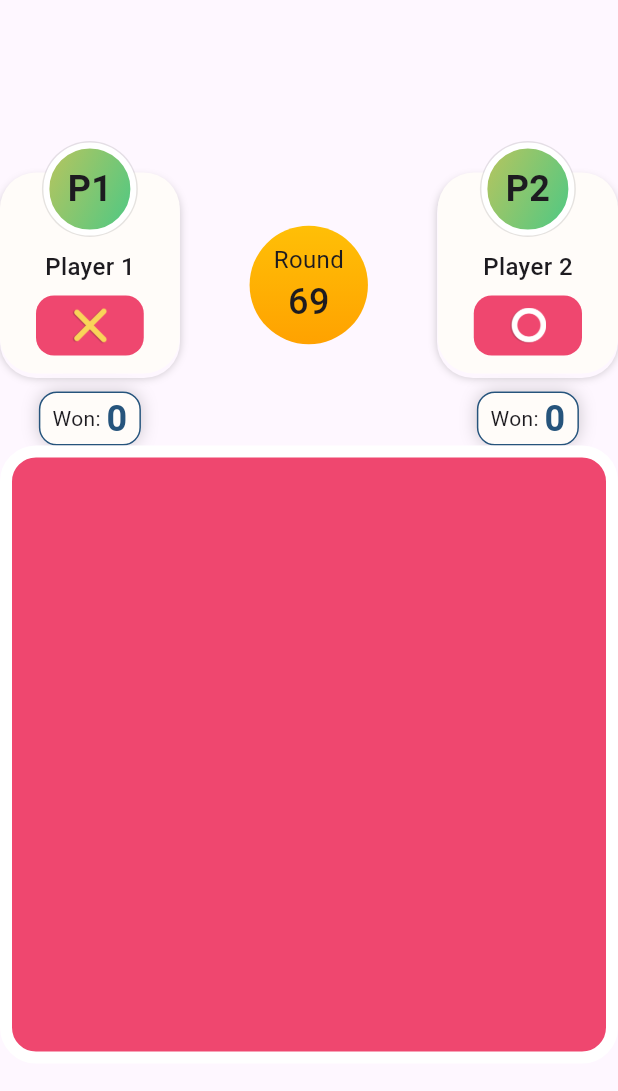
After one commit to SulabhShrestha/tic-tac-toe, a Flutter app: the HomePage screen opened by its route, after a tap on "Play with Bot", on a phone screen of 412 x 824 dp. The commit adds this screen. Shown: the top 1091 px of the screen. Run offline on Flutter 3.47's test engine with Material 3 defaults, Android fonts, the phone set to English and light mode, and no system bars; our stand-ins replace flutter_dotenv, flutter_riverpod, flutter_svg, qr_flutter, riverpod, socket_io_client; missing offline and left inert: mobile_scanner, r_dotted_line_border; network calls fail.

Commit message:
Bot game page ui added

```diff
--- a/mobile/lib/main.dart
+++ b/mobile/lib/main.dart
@@ -2,6 +2,7 @@ import 'package:flutter/material.dart';
 import 'package:flutter_riverpod/flutter_riverpod.dart';
 import 'package:mobile/providers/user_id_provider.dart';
 import 'package:mobile/services/socket_web_services.dart';
+import 'package:mobile/views/bot_game_page/bot_game_page.dart';
 import 'package:mobile/views/game_page/game_page.dart';
 
 import 'views/homepage/home_page.dart';
@@ -39,16 +40,20 @@ class MyApp extends ConsumerWidget {
 
   Route<dynamic>? generateRoute(RouteSettings settings) {
     switch (settings.name) {
+      case '/':
+        return MaterialPageRoute(
+          builder: (_) => const HomePage(),
+        );
+
       case '/game':
         return MaterialPageRoute(
           builder: (_) => GamePage(
               players: (settings.arguments as Map<String, dynamic>)["players"]
                   as Map<String, dynamic>),
         );
-      case '/':
-        return MaterialPageRoute(
-          builder: (_) => const HomePage(),
-        );
+
+      case "/bot-game":
+        return MaterialPageRoute(builder: (_) => const BotGamePage());
       default:
         // Handle unknown routes
         return null;
--- /dev/null
+++ b/mobile/lib/views/bot_game_page/bot_game_page.dart
@@ -0,0 +1,35 @@
+import 'package:flutter/material.dart';
+import 'package:mobile/views/bot_game_page/widget/round_indicator.dart';
+import 'package:mobile/views/bot_game_page/widget/tic_tac_board.dart';
+import 'package:mobile/views/game_page/widgets/player_profile_card.dart';
+
+class BotGamePage extends StatelessWidget {
+  const BotGamePage({super.key});
+
+  @override
+  Widget build(BuildContext context) {
+    final playerInfo = {"Player 1": "uid1", "Player 2": "uid2"}.entries;
+    return Scaffold(
+      body: Column(
+        mainAxisAlignment: MainAxisAlignment.center,
+        children: [
+          // Game information, player and bot
+          Row(
+            mainAxisAlignment: MainAxisAlignment.spaceBetween,
+            crossAxisAlignment: CrossAxisAlignment.center,
+            children: [
+              PlayerProfileCard(playerInfo: playerInfo.first),
+
+              // Round indicator
+              const RoundIndicator(),
+
+              PlayerProfileCard(playerInfo: playerInfo.last),
+            ],
+          ),
+
+          TicTacBoard(),
+        ],
+      ),
+    );
+  }
+}
--- /dev/null
+++ b/mobile/lib/views/bot_game_page/widget/round_indicator.dart
@@ -0,0 +1,30 @@
+import 'package:flutter/material.dart';
+
+class RoundIndicator extends StatelessWidget {
+  const RoundIndicator({super.key});
+
+  @override
+  Widget build(BuildContext context) {
+    return Container(
+      decoration: BoxDecoration(
+        shape: BoxShape.circle,
+        gradient: LinearGradient(
+          begin: Alignment.topCenter,
+          end: Alignment.bottomCenter,
+          colors: [Colors.amber, Colors.amber.shade700],
+        ),
+      ),
+      margin: const EdgeInsets.only(bottom: 32),
+      padding: const EdgeInsets.all(16),
+      child: Column(
+        children: [
+          const Text("Round", style: TextStyle(fontSize: 16)),
+          Text(
+            "69",
+            style: const TextStyle(fontSize: 24, fontWeight: FontWeight.w500),
+          ),
+        ],
+      ),
+    );
+  }
+}
--- /dev/null
+++ b/mobile/lib/views/bot_game_page/widget/tic_tac_board.dart
@@ -0,0 +1,83 @@
+import 'package:flutter/material.dart';
+import 'package:mobile/utils/colors.dart';
+import 'package:r_dotted_line_border/r_dotted_line_border.dart';
+
+class TicTacBoard extends StatefulWidget {
+  const TicTacBoard({super.key});
+
+  @override
+  State<TicTacBoard> createState() => _TicTacBoardState();
+}
+
+class _TicTacBoardState extends State<TicTacBoard> {
+  // for preventing multiple cells to be triggered at once when clicking multiple
+  bool isCellSelected = false;
+
+  @override
+  Widget build(BuildContext context) {
+    return Container(
+      decoration: BoxDecoration(
+        border: RDottedLineBorder.all(
+          color: ConstantColors.red,
+        ),
+        borderRadius: const BorderRadius.all(Radius.circular(24)),
+      ),
+      child: Container(
+        padding: const EdgeInsets.all(12),
+        decoration: BoxDecoration(
+          color: ConstantColors.red,
+          borderRadius: const BorderRadius.all(Radius.circular(24)),
+          border: Border.all(
+            color: Colors.white,
+            width: 8,
+          ),
+        ),
+        child: GridView(
+          physics: const NeverScrollableScrollPhysics(),
+          shrinkWrap: true,
+          gridDelegate: const SliverGridDelegateWithFixedCrossAxisCount(
+            crossAxisCount: 3,
+          ),
+          children: [
+            for (int a = 0; a < 9; a++) _buildGridCell(a),
+          ],
+        ),
+      ),
+    );
+  }
+
+  Widget _buildGridCell(int index) {
+    // list of indexes for border
+    List<int> borderBottomIndexes = [0, 1, 2, 3, 4, 5];
+    List<int> borderRightIndexes = [0, 1, 3, 4, 6, 7];
+
+    return GestureDetector(
+      // it should be both player turn and cell should be empty
+      onTap: () {},
+
+      child: Container(
+        decoration: BoxDecoration(
+          border: RDottedLineBorder(
+            dottedLength: 6,
+            dottedSpace: 4,
+            right: borderRightIndexes.contains(index)
+                ? const BorderSide(
+                    color: ConstantColors.white,
+                    width: 1,
+                  )
+                : BorderSide.none,
+            bottom: borderBottomIndexes.contains(index)
+                ? const BorderSide(
+                    color: ConstantColors.white,
+                    width: 1,
+                  )
+                : BorderSide.none,
+          ),
+        ),
+        child: Center(
+          child: const Text(" "),
+        ),
+      ),
+    );
+  }
+}
--- a/mobile/lib/views/game_page/game_page.dart
+++ b/mobile/lib/views/game_page/game_page.dart
@@ -269,7 +269,6 @@ class _HomePageState extends ConsumerState<GamePage> {
                     mainAxisSize: MainAxisSize.max,
                     mainAxisAlignment: MainAxisAlignment.center,
                     children: [
-                      Text(ref.watch(userIdProvider).toString()),
                       if (allPlayersEntries.isNotEmpty)
                         Row(
                           mainAxisAlignment: MainAxisAlignment.spaceBetween,
--- a/mobile/lib/views/game_page/widgets/emoji_panel.dart
+++ b/mobile/lib/views/game_page/widgets/emoji_panel.dart
@@ -7,14 +7,20 @@ import 'package:mobile/providers/socket_web_service_provider.dart';
 import 'package:mobile/providers/user_id_provider.dart';
 
 class EmojiPanel extends ConsumerWidget {
-  EmojiPanel({super.key});
-
-  final _emojiMenuController = MenuController();
-
-  List<String> emojis = ["images/emojis/cry.svg", "images/emojis/laugh.svg"];
+  const EmojiPanel({super.key});
 
   @override
   Widget build(BuildContext context, WidgetRef ref) {
+    final _emojiMenuController = MenuController();
+
+    List<String> emojis = [
+      "images/emojis/cry.svg",
+      "images/emojis/laugh.svg",
+      "images/emojis/angry.svg",
+      "images/emojis/joker.svg",
+      "images/emojis/poop.svg",
+      "images/emojis/squinting.svg",
+    ];
     final socketWebServices = ref.read(socketWebServiceProvider);
     return MenuAnchor(
       controller: _emojiMenuController,
--- a/mobile/lib/views/homepage/home_page.dart
+++ b/mobile/lib/views/homepage/home_page.dart
@@ -82,6 +82,18 @@ class HomePage extends ConsumerWidget {
                               });
                         },
                   child: const Text("Join Game")),
+
+              // Playing with Bot
+              const SizedBox(height: 42),
+              GradientButton(
+                  linearGradient:
+                      const LinearGradient(colors: [Colors.green, Colors.blue]),
+                  onTap: anyButtonClickedProv
+                      ? () {}
+                      : () {
+                          Navigator.of(context).pushNamed("/bot-game");
+                        },
+                  child: const Text("Play with Bot")),
             ],
           ),
         ),
--- a/mobile/pubspec.yaml
+++ b/mobile/pubspec.yaml
@@ -43,6 +43,7 @@ dependencies:
   qr_flutter: ^4.1.0
   mobile_scanner: ^4.0.0
   flutter_svg: ^2.0.9
+  flutter_bloc: ^8.1.4
 
 dev_dependencies:
   flutter_test:
```
Also changed, not shown: mobile/pubspec.lock.
